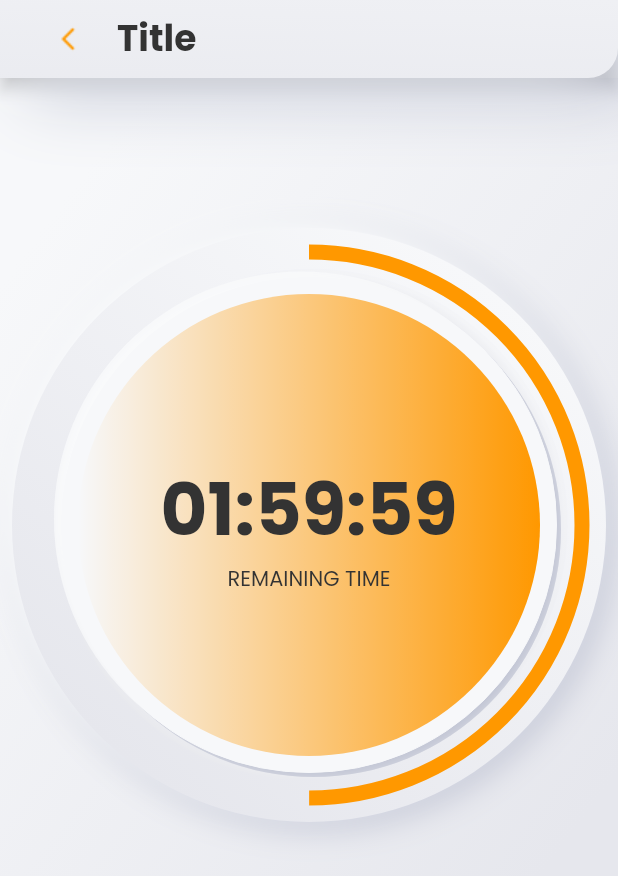
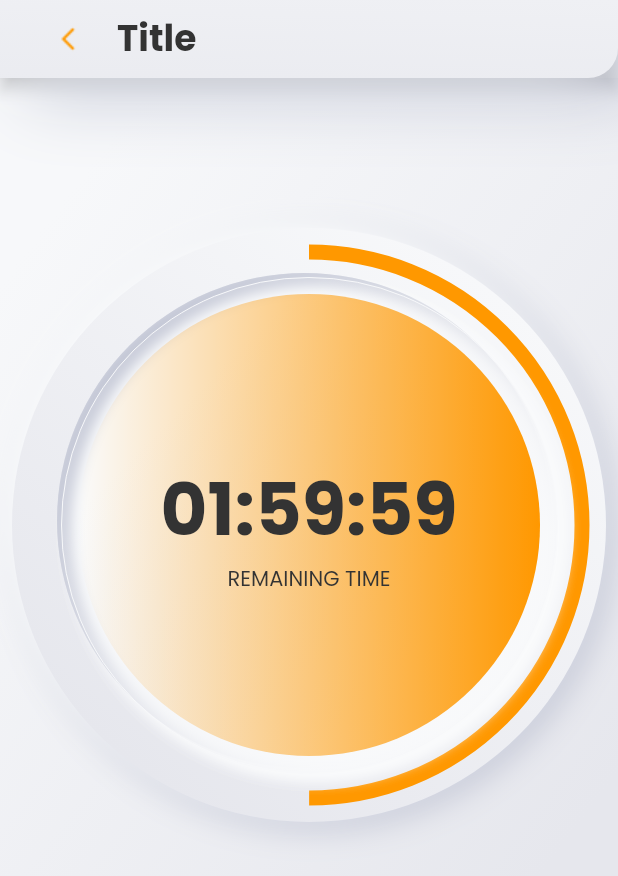
Before and after one commit to TanjaPervan/timer_upgrade, a Flutter app: the screen it shows after launch, on a phone screen of 412 x 824 dp. Shown: the top 876 px of the screen. Run offline on Flutter 3.47's test engine with Material 2 defaults, Android fonts, the phone set to English and light mode, and no system bars; our stand-ins replace easy_localization, go_router, kiwi; missing offline and left inert: easy_logger.

Commit message:
again try fix shadow

```diff
--- a/tanja_timer/lib/widgets/timer_circle.dart
+++ b/tanja_timer/lib/widgets/timer_circle.dart
@@ -62,11 +62,11 @@ class TimerCircle extends StatelessWidget {
                   width: 0,
                 ),
                 gradient: LinearGradient(
-                  end: Alignment.center,
-                  begin: Alignment.center,
+                  end: Alignment.bottomCenter,
+                  begin: Alignment.centerLeft,
                   colors: [
-                    CustomColors.of(context).gradientBegin,
-                    CustomColors.of(context).gradientEnd,
+                    CustomColors.of(context).gradientBegin.withOpacity(0),
+                    CustomColors.of(context).gradientEnd.withOpacity(0.6),
                   ],
                 ),
                 boxShadow: shadows(),
@@ -113,20 +113,20 @@ class TimerCircle extends StatelessWidget {
       BoxShadow(
         color: Color(0xffEBECF0),
         blurRadius: 7.0,
-        blurStyle: BlurStyle.normal,
+        blurStyle: BlurStyle.inner,
         offset: Offset(1.0, 1.0),
       ),
       BoxShadow(
         color: Color(0xffBDC1D1),
-        blurRadius: 8.0,
+        blurRadius: 10.0,
         blurStyle: BlurStyle.inner,
-        offset: Offset(3, 3),
+        offset: Offset(-3, -3),
       ),
       BoxShadow(
         color: Color(0xffFAFBFC),
-        blurRadius: 10.0,
-        blurStyle: BlurStyle.inner,
-        offset: Offset(-5, -4),
+        blurRadius: 8.0,
+        blurStyle: BlurStyle.normal,
+        offset: Offset(5, 4),
       ),
     ];
   }
```
